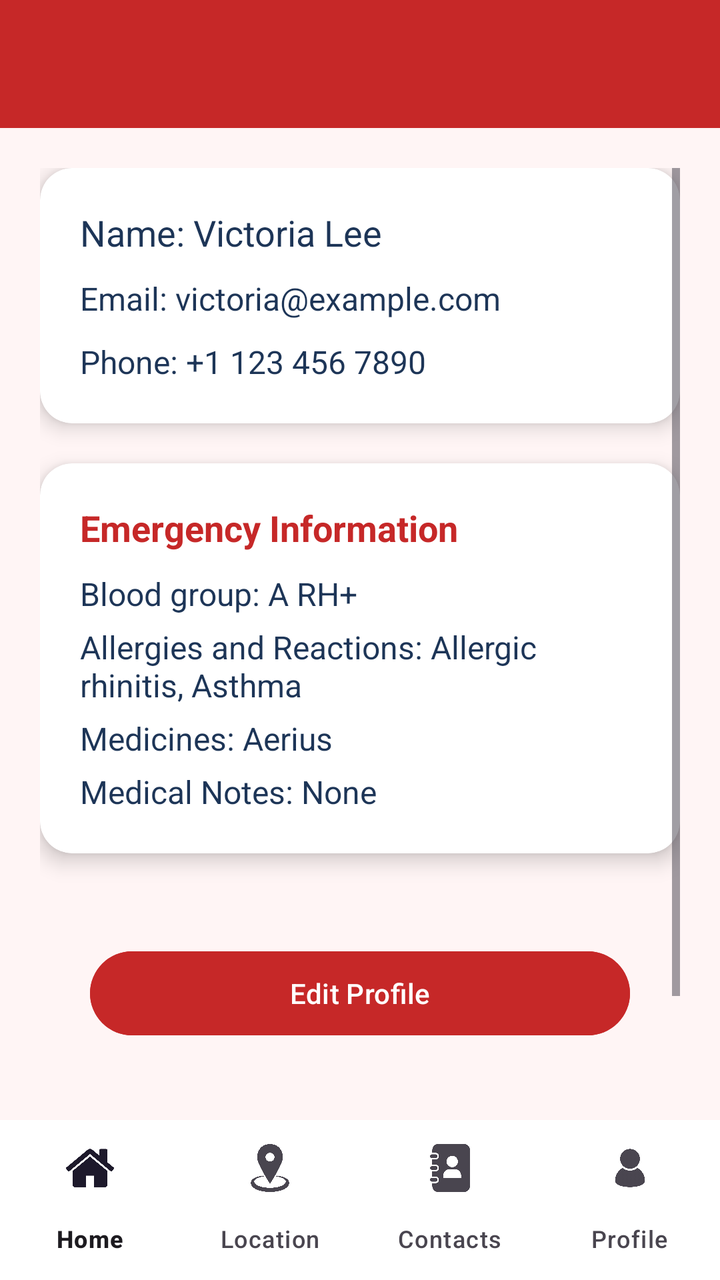
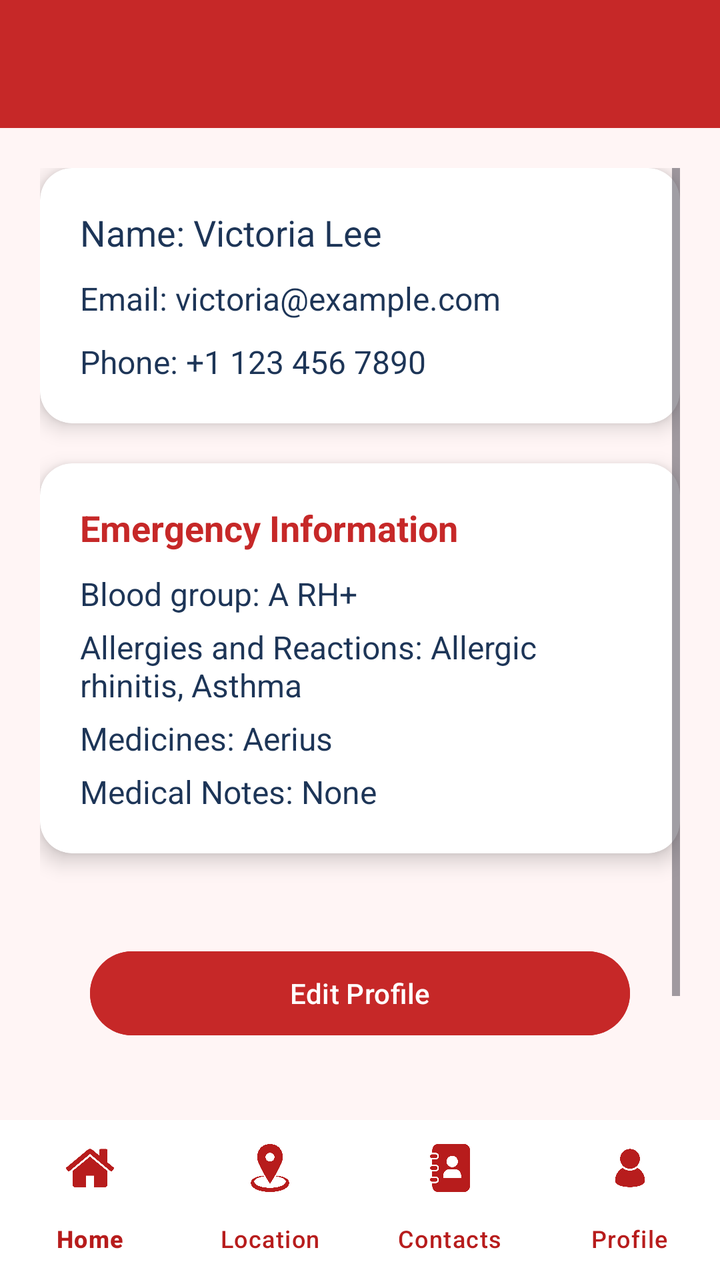

Screens rendered from an Android XML layout before and after an edit, with the pre-edit source and the edit as a unified diff.
<!-- AndroidManifest.xml: application theme Theme.lifeguard -->
<!-- res/layout/activity_profile.xml -->
<?xml version="1.0" encoding="utf-8"?>
<androidx.coordinatorlayout.widget.CoordinatorLayout
    xmlns:android="http://schemas.android.com/apk/res/android"
    xmlns:app="http://schemas.android.com/apk/res-auto"
    android:layout_width="match_parent"
    android:layout_height="match_parent"
    android:background="#FFF5F5">

    
    <com.google.android.material.appbar.MaterialToolbar
        android:id="@+id/topAppBar"
        android:layout_width="match_parent"
        android:layout_height="?attr/actionBarSize"
        android:background="#C62828"
        android:title="My Profile"
        android:titleTextColor="@android:color/white"/>

    
    <ScrollView
        android:layout_width="match_parent"
        android:layout_height="match_parent"
        android:layout_marginTop="?attr/actionBarSize"
        android:layout_marginBottom="56dp"
        android:padding="20dp">

        <LinearLayout
            android:layout_width="match_parent"
            android:layout_height="wrap_content"
            android:orientation="vertical">

            
            <androidx.cardview.widget.CardView
                android:layout_width="match_parent"
                android:layout_height="wrap_content"
                android:layout_marginBottom="20dp"
                app:cardCornerRadius="16dp"
                app:cardElevation="6dp"
                app:cardBackgroundColor="@android:color/white"
                >

                <LinearLayout
                    android:orientation="vertical"
                    android:padding="20dp"
                    android:layout_width="match_parent"
                    android:layout_height="wrap_content">

                    <TextView
                        android:id="@+id/tvName"
                        android:text="Name: Victoria Lee"
                        android:textSize="18sp"
                        android:backgroundTint="@color/white"
                        android:textColor="#1D3557"
                        android:layout_width="wrap_content"
                        android:layout_height="wrap_content"/>

                    <TextView
                        android:id="@+id/tvEmail"
                        android:text="Email: victoria@example.com"
                        android:textSize="16sp"
                        android:textColor="#1D3557"
                        android:layout_marginTop="10dp"
                        android:layout_width="wrap_content"
                        android:layout_height="wrap_content"/>

                    <TextView
                        android:id="@+id/tvPhone"
                        android:text="Phone: +1 123 456 7890"
                        android:textSize="16sp"
                        android:textColor="#1D3557"
                        android:layout_marginTop="10dp"
                        android:layout_width="wrap_content"
                        android:layout_height="wrap_content"/>

                </LinearLayout>
            </androidx.cardview.widget.CardView>

            
            <androidx.cardview.widget.CardView
                android:layout_width="match_parent"
                android:layout_height="wrap_content"
                android:layout_marginBottom="20dp"
                app:cardCornerRadius="16dp"
                app:cardElevation="6dp"
                app:cardBackgroundColor="@android:color/white"
                >

                <LinearLayout
                    android:orientation="vertical"
                    android:padding="20dp"
                    android:layout_width="match_parent"
                    android:layout_height="wrap_content">

                    <TextView
                        android:text="Emergency Information"
                        android:textSize="18sp"
                        android:textStyle="bold"
                        android:textColor="#C62828"
                        android:layout_marginBottom="10dp"
                        android:layout_width="wrap_content"
                        android:layout_height="wrap_content"/>

                    <TextView
                        android:id="@+id/tvBloodGroup"
                        android:text="Blood group: A RH+"
                        android:textSize="16sp"
                        android:textColor="#1D3557"
                        android:layout_marginBottom="5dp"
                        android:layout_width="wrap_content"
                        android:layout_height="wrap_content"/>

                    <TextView
                        android:id="@+id/tvAllergies"
                        android:text="Allergies and Reactions: Allergic rhinitis, Asthma"
                        android:textSize="16sp"
                        android:textColor="#1D3557"
                        android:layout_marginBottom="5dp"
                        android:layout_width="wrap_content"
                        android:layout_height="wrap_content"/>

                    <TextView
                        android:id="@+id/tvMedicines"
                        android:text="Medicines: Aerius"
                        android:textSize="16sp"
                        android:textColor="#1D3557"
                        android:layout_marginBottom="5dp"
                        android:layout_width="wrap_content"
                        android:layout_height="wrap_content"/>

                    <TextView
                        android:id="@+id/tvMedicalNotes"
                        android:text="Medical Notes: None"
                        android:textSize="16sp"
                        android:textColor="#1D3557"
                        android:layout_width="wrap_content"
                        android:layout_height="wrap_content"/>

                </LinearLayout>
            </androidx.cardview.widget.CardView>

            
            <Button
                android:id="@+id/btnEditProfile"
                android:text="Edit Profile"
                android:textColor="#FFFFFF"
                android:backgroundTint="#C62828"
                android:layout_width="match_parent"
                android:layout_margin="25dp"
                android:layout_gravity="center"
                android:layout_height="50dp"/>

            <Button
                android:id="@+id/btnLogout"
                android:layout_width="wrap_content"
                android:layout_height="50dp"
                android:layout_gravity="right"
                android:layout_margin="35dp"
                android:backgroundTint="#D32F2F"
                android:text="Logout"
                android:textColor="#FFFFFF" />

        </LinearLayout>
    </ScrollView>

    
    <com.google.android.material.bottomnavigation.BottomNavigationView
        android:id="@+id/bottomNavigation"
        android:layout_width="match_parent"
        android:layout_height="wrap_content"
        android:layout_gravity="bottom"
        android:background="@android:color/white"
        app:menu="@menu/bottom_nav_menu"
        app:labelVisibilityMode="labeled"/>

</androidx.coordinatorlayout.widget.CoordinatorLayout>
<!-- resources referenced by this layout -->
<resources>
  <color name="white">#FFFFFFFF</color>
  <style name="Theme.lifeguard" parent="Base.Theme.lifeguard" />
  <style name="Base.Theme.lifeguard" parent="Theme.Material3.DayNight.NoActionBar">
          
          
      </style>
</resources>

<!-- the commit's change to res/layout/activity_profile.xml (unified diff, before → after) -->
@@ -169,6 +169,8 @@
         android:layout_gravity="bottom"
         android:background="@android:color/white"
         app:menu="@menu/bottom_nav_menu"
+        app:itemIconTint="#B71C1C"
+        app:itemTextColor="#B71C1C"
         app:labelVisibilityMode="labeled"/>
 
 </androidx.coordinatorlayout.widget.CoordinatorLayout>
